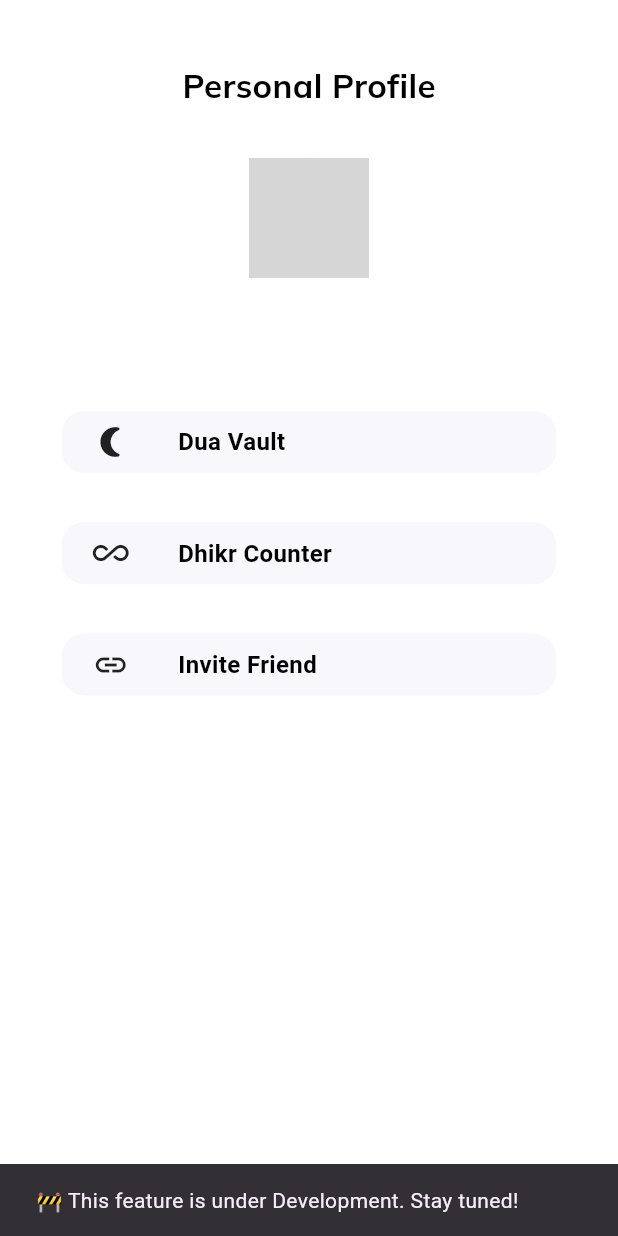
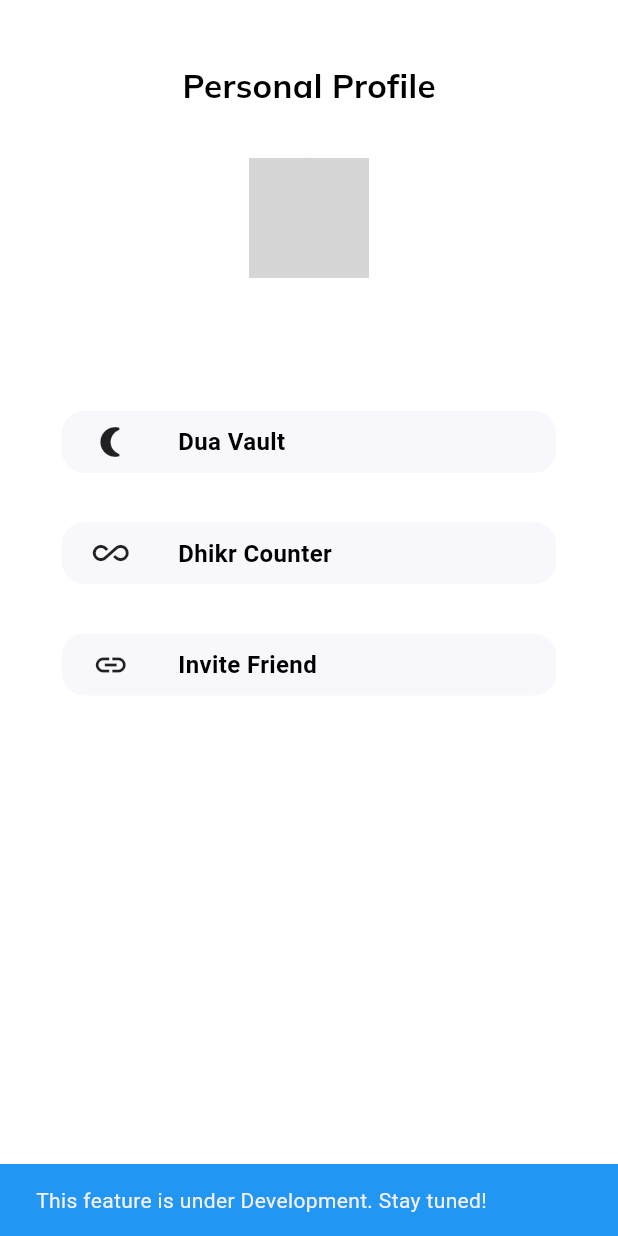
Before and after one commit to Muhammad-Usman28/Islamic_Chat_App_25_FYP_121, a Flutter app: the ProfileScreen screen opened directly, after a tap on "Dhikr Counter", on a phone screen of 412 x 824 dp. Run offline on Flutter 3.47's test engine with Material 3 defaults, Android fonts, the light colour scheme and no system bars; our stand-ins replace cloud_firestore, firebase_auth, firebase_core, google_fonts, google_generative_ai, image_picker and 1 more; accounts and stored records are empty; network calls fail; grey boxes are pictures that could not be loaded.

Commit message:
first commit

```diff
--- a/lib/screens/chat_screen.dart
+++ b/lib/screens/chat_screen.dart
@@ -448,7 +448,7 @@ class _ChatScreenState extends State<ChatScreen> {
                   onPressed: () async {
                     if (searchQuery.isNotEmpty) {
                       final url = Uri.parse(
-                          'http://192.168.230.106:8000/get_similar_hadees');
+                          'http://192.168.18.61:8000/get_similar_hadees');
                       final data = {'query': searchQuery};
 
                       try {
--- a/lib/screens/main_screen.dart
+++ b/lib/screens/main_screen.dart
@@ -106,7 +106,7 @@ class _MainScreenState extends State<MainScreen> {
           backgroundColor: Color(0xFFFFFFFF),
           centerTitle: true,
           title: Text(
-            "Islamic Chat App",
+            "Deen AI Chat App",
             style: GoogleFonts.roboto(
               fontSize: 22,
               color: Colors.black,
--- a/lib/screens/profile_screen.dart
+++ b/lib/screens/profile_screen.dart
@@ -1,6 +1,7 @@
 import 'package:cloud_firestore/cloud_firestore.dart';
 import 'package:firebase_auth/firebase_auth.dart';
 import 'package:flutter/material.dart';
+import 'package:fyp_user_panel/screens/dua_screen.dart';
 import 'package:fyp_user_panel/widgets/personal_profile_tile.dart';
 import 'package:google_fonts/google_fonts.dart';
 import 'package:url_launcher/url_launcher.dart';
@@ -126,16 +127,8 @@ class _ProfileScreenState extends State<ProfileScreen> {
                     height: height * 0.04,
                   ),
                   PersonalProfileTile(
-                    targetScreen: null,
-                    onTap: () {
-                      ScaffoldMessenger.of(context).showSnackBar(
-                        SnackBar(
-                          backgroundColor: Colors.orange,
-                          content: Text(
-                              "This feature is under Development. Stay tuned!"),
-                        ),
-                      );
-                    },
+                    targetScreen: DuaScreen(),
+                    onTap: null,
                     icon: Icon(
                       Icons.nightlight_round,
                       color: Color(0xffFFC107),
@@ -150,9 +143,9 @@ class _ProfileScreenState extends State<ProfileScreen> {
                     onTap: () {
                       ScaffoldMessenger.of(context).showSnackBar(
                         SnackBar(
-                          duration: Duration(seconds: 3),
+                          backgroundColor: Colors.blue,
                           content: Text(
-                              "🚧 This feature is under Development. Stay tuned!"),
+                              "This feature is under Development. Stay tuned!"),
                         ),
                       );
                     },
--- a/lib/widgets/personal_profile_tile.dart
+++ b/lib/widgets/personal_profile_tile.dart
@@ -6,6 +6,7 @@ class PersonalProfileTile extends StatefulWidget {
   final Icon? icon;
   final Widget? targetScreen;
   final VoidCallback? onTap;
+
   const PersonalProfileTile({
     super.key,
     this.text,
@@ -21,25 +22,10 @@ class PersonalProfileTile extends StatefulWidget {
 class _PersonalProfileTileState extends State<PersonalProfileTile> {
   @override
   Widget build(BuildContext context) {
-    double? height = MediaQuery.of(context).size.height;
-    double? width = MediaQuery.of(context).size.width;
-    return Container(
-      height: height * 0.05,
-      width: width * 0.8,
-      decoration: BoxDecoration(
-        borderRadius: BorderRadius.circular(15),
-        color: Color(0xffF7F7FC),
-      ),
-      child: Row(
-        children: [
-          SizedBox(
-            width: width * 0.05,
-          ),
-          Icon(widget.icon!.icon),
-          SizedBox(
-            width: width * 0.08,
-          ),
-          InkWell(
+    double height = MediaQuery.of(context).size.height;
+    double width = MediaQuery.of(context).size.width;
+
+    return InkWell(
       onTap: () {
         if (widget.onTap != null) {
           widget.onTap!();
@@ -52,15 +38,29 @@ class _PersonalProfileTileState extends State<PersonalProfileTile> {
           );
         }
       },
-            child: Text(
-              "${widget.text}",
+      borderRadius: BorderRadius.circular(15),
+      child: Container(
+        height: height * 0.05,
+        width: width * 0.8,
+        decoration: BoxDecoration(
+          borderRadius: BorderRadius.circular(15),
+          color: Color(0xffF7F7FC),
+        ),
+        child: Row(
+          children: [
+            SizedBox(width: width * 0.05),
+            if (widget.icon != null) Icon(widget.icon!.icon),
+            SizedBox(width: width * 0.08),
+            Text(
+              widget.text ?? "",
               style: GoogleFonts.roboto(
                 color: Colors.black,
                 fontSize: 16,
-                  fontWeight: FontWeight.bold),
+                fontWeight: FontWeight.bold,
               ),
-          )
+            ),
           ],
+        ),
       ),
     );
   }
```
Also changed, not shown: 1 other file. Lines whose indentation alone changed are shown as unchanged.
